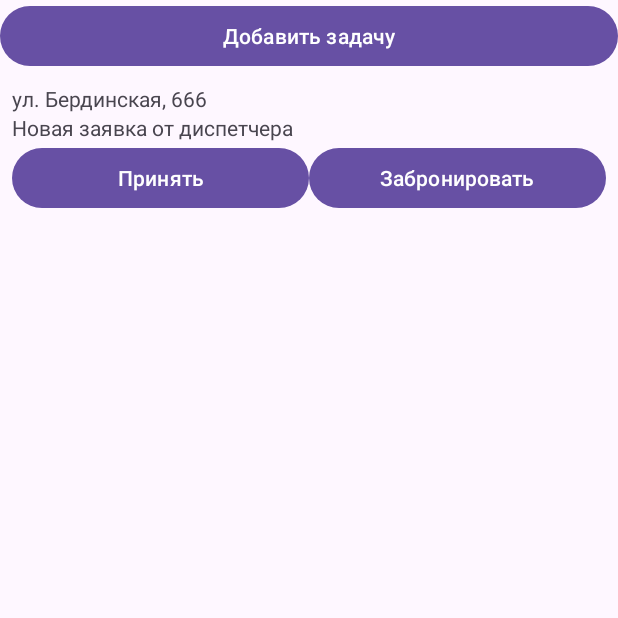
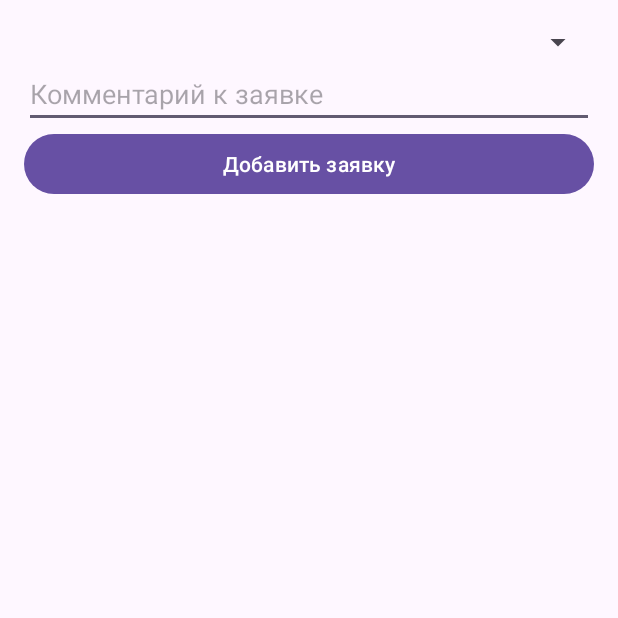
Before and after one commit to iluscho/PerformApp, an Android app: the DispatcherActivity screen opened directly, with no data from a screen before it, after a tap on "Добавить задачу", on a phone screen of 412 x 824 dp, the top half of it. Run offline under Robolectric (Android 15) with nearby library versions, the phone set to English and light mode, and no system bars; our stand-ins replace Firebase (no records; nobody signed in at launch, a user with empty details on screens opened directly).

Commit message:
work prototype

```diff
--- a/app/build.gradle.kts
+++ b/app/build.gradle.kts
@@ -1,5 +1,6 @@
 plugins {
     alias(libs.plugins.android.application)
+    alias(libs.plugins.google.gms.google.services)
 }
 
 android {
@@ -37,6 +38,8 @@ dependencies {
     implementation(libs.material)
     implementation(libs.activity)
     implementation(libs.constraintlayout)
+    implementation(libs.firebase.database)
+    implementation(libs.firebase.firestore)
     testImplementation(libs.junit)
     androidTestImplementation(libs.ext.junit)
     androidTestImplementation(libs.espresso.core)
--- a/app/src/main/AndroidManifest.xml
+++ b/app/src/main/AndroidManifest.xml
@@ -12,6 +12,12 @@
         android:supportsRtl="true"
         android:theme="@style/Theme.PerformApp"
         tools:targetApi="31">
+        <activity
+            android:name=".AddRequestActivity"
+            android:exported="false" />
+        <activity
+            android:name=".ObjectRegistryActivity"
+            android:exported="false" />
         <activity
             android:name=".TaskDetailActivity"
             android:exported="false" />
--- /dev/null
+++ b/app/src/main/java/com/example/performapp/AddRequestActivity.java
@@ -0,0 +1,116 @@
+package com.example.performapp;
+
+import android.os.Bundle;
+import android.view.View;
+import android.widget.ArrayAdapter;
+import android.widget.Button;
+import android.widget.EditText;
+import android.widget.Spinner;
+import android.widget.Toast;
+
+import androidx.annotation.NonNull;
+import androidx.appcompat.app.AppCompatActivity;
+
+import com.google.firebase.database.DataSnapshot;
+import com.google.firebase.database.DatabaseError;
+import com.google.firebase.database.DatabaseReference;
+import com.google.firebase.database.FirebaseDatabase;
+import com.google.firebase.database.ValueEventListener;
+
+import java.text.SimpleDateFormat;
+import java.util.ArrayList;
+import java.util.Date;
+import java.util.List;
+import java.util.Locale;
+
+public class AddRequestActivity extends AppCompatActivity {
+
+    private Spinner spinnerRegistry;
+    private EditText etComment;
+    private Button btnAddRequest;
+    private List<RegistryObject> registryObjectsList = new ArrayList<>();
+    private ArrayAdapter<RegistryObject> spinnerAdapter;
+    private DatabaseReference objectsRef;
+    private DatabaseReference tasksRef;
+
+    @Override
+    protected void onCreate(Bundle savedInstanceState) {
+        super.onCreate(savedInstanceState);
+        setContentView(R.layout.activity_add_request);
+
+        // Инициализация UI-элементов
+        spinnerRegistry = findViewById(R.id.spinnerRegistry);
+        etComment = findViewById(R.id.etComment);
+        btnAddRequest = findViewById(R.id.btnAddRequest);
+
+        // Инициализация ссылок на Realtime Database
+        objectsRef = FirebaseDatabase.getInstance().getReference("objects");
+        tasksRef = FirebaseDatabase.getInstance().getReference("tasks");
+
+        // Настраиваем адаптер для Spinner
+        spinnerAdapter = new ArrayAdapter<>(this, android.R.layout.simple_spinner_item, registryObjectsList);
+        spinnerAdapter.setDropDownViewResource(android.R.layout.simple_spinner_dropdown_item);
+        spinnerRegistry.setAdapter(spinnerAdapter);
+
+        // Загружаем объекты реестра из базы
+        objectsRef.addValueEventListener(new ValueEventListener() {
+            @Override
+            public void onDataChange(@NonNull DataSnapshot snapshot) {
+                registryObjectsList.clear();
+                for (DataSnapshot ds : snapshot.getChildren()) {
+                    RegistryObject obj = ds.getValue(RegistryObject.class);
+                    if (obj != null) {
+                        registryObjectsList.add(obj);
+                    }
+                }
+                spinnerAdapter.notifyDataSetChanged();
+            }
+
+            @Override
+            public void onCancelled(@NonNull DatabaseError error) {
+                Toast.makeText(AddRequestActivity.this, "Ошибка загрузки реестра объектов", Toast.LENGTH_SHORT).show();
+            }
+        });
+
+        // Обработка нажатия на кнопку "Добавить заявку"
+        btnAddRequest.setOnClickListener(new View.OnClickListener() {
+            @Override
+            public void onClick(View v) {
+
+                RegistryObject selectedObject = (RegistryObject) spinnerRegistry.getSelectedItem();
+                if (selectedObject == null) {
+                    Toast.makeText(AddRequestActivity.this, "Выберите объект из реестра", Toast.LENGTH_SHORT).show();
+                    return;
+                }
+
+                String comment = etComment.getText().toString().trim();
+                // Здесь можно добавить валидацию комментария, если требуется
+
+                // Формирование новой заявки (Task) с использованием данных выбранного объекта
+                String taskId = String.valueOf(System.currentTimeMillis());
+
+                String currentDate = new SimpleDateFormat("yyyy-MM-dd", Locale.getDefault()).format(new Date());
+
+                String taskDate = currentDate; // Можно заменить на текущую дату
+                String acceptanceDate = "";
+                String address = selectedObject.getAddress();
+                String organization = selectedObject.getName(); // Или другое поле, если нужно
+
+                Task newTask = new Task(taskId, taskDate, acceptanceDate, address, comment, organization, TaskStatus.PENDING);
+
+                // Сохраняем заявку в базе (узел "tasks")
+                tasksRef.child(taskId).setValue(newTask, new DatabaseReference.CompletionListener() {
+                    @Override
+                    public void onComplete(DatabaseError error, @NonNull DatabaseReference ref) {
+                        if (error != null) {
+                            Toast.makeText(AddRequestActivity.this, "Ошибка добавления заявки", Toast.LENGTH_SHORT).show();
+                        } else {
+                            Toast.makeText(AddRequestActivity.this, "Заявка успешно добавлена", Toast.LENGTH_SHORT).show();
+                            finish(); // Закрываем активность после успешного добавления
+                        }
+                    }
+                });
+            }
+        });
+    }
+}
--- a/app/src/main/java/com/example/performapp/DispatcherActivity.java
+++ b/app/src/main/java/com/example/performapp/DispatcherActivity.java
@@ -1,12 +1,21 @@
 package com.example.performapp;
 
+import android.content.Intent;
 import android.os.Bundle;
+import android.util.Log;
 import android.view.View;
 import android.widget.Button;
 
+import androidx.annotation.NonNull;
 import androidx.appcompat.app.AppCompatActivity;
 import androidx.recyclerview.widget.LinearLayoutManager;
 import androidx.recyclerview.widget.RecyclerView;
+
+import com.google.firebase.database.DataSnapshot;
+import com.google.firebase.database.DatabaseError;
+import com.google.firebase.database.DatabaseReference;
+import com.google.firebase.database.FirebaseDatabase;
+import com.google.firebase.database.ValueEventListener;
 
 import java.util.ArrayList;
 import java.util.List;
@@ -15,6 +24,7 @@ public class DispatcherActivity extends AppCompatActivity {
     private RecyclerView recyclerView;
     private TaskAdapter taskAdapter;
     private List<Task> taskList = new ArrayList<>();
+    private static final String TAG = "DispatcherActivity";
 
     @Override
     protected void onCreate(Bundle savedInstanceState) {
@@ -26,26 +36,49 @@ public class DispatcherActivity extends AppCompatActivity {
         taskAdapter = new TaskAdapter(taskList, null);
         recyclerView.setAdapter(taskAdapter);
 
+        // Получаем экземпляр Realtime Database
+        final FirebaseDatabase database = FirebaseDatabase.getInstance();
+        // Ссылка на узел "tasks"
+        final DatabaseReference tasksRef = database.getReference("tasks");
+
+        // Слушатель изменений в узле "tasks"
+        tasksRef.addValueEventListener(new ValueEventListener() {
+            @Override
+            public void onDataChange(@NonNull DataSnapshot dataSnapshot) {
+                taskList.clear();
+                for (DataSnapshot snapshot : dataSnapshot.getChildren()) {
+                    // Преобразуем данные в объект Task
+                    Task task = snapshot.getValue(Task.class);
+                    if (task != null) {
+                        taskList.add(task);
+                    }
+                }
+                taskAdapter.notifyDataSetChanged();
+            }
+
+            @Override
+            public void onCancelled(@NonNull DatabaseError databaseError) {
+                Log.w(TAG, "Ошибка при прослушивании tasks", databaseError.toException());
+            }
+        });
+
+        // Кнопка перехода в активность "Реестр объектов"
+        Button btnObjectRegistry = findViewById(R.id.btnObjectRegistry);
+        btnObjectRegistry.setOnClickListener(new View.OnClickListener() {
+            @Override
+            public void onClick(View v) {
+                startActivity(new Intent(DispatcherActivity.this, ObjectRegistryActivity.class));
+            }
+        });
+
+        // Кнопка открытия активности для добавления заявки
         Button btnAddTask = findViewById(R.id.btnAddTask);
         btnAddTask.setOnClickListener(new View.OnClickListener() {
             @Override
             public void onClick(View v) {
-                // Для примера добавляем тестовую задачу
-                Task newTask = new Task(
-                        String.valueOf(System.currentTimeMillis()),
-                        "2025-02-21",
-                        "",
-                        "ул. Бердинская, 666",
-                        "Новая заявка от диспетчера",
-                        "Организация Оренбург",
-                        TaskStatus.PENDING
-                );
-                taskList.add(newTask);
-                taskAdapter.notifyDataSetChanged();
-                // TODO: Отправить задачу на сервер и уведомить работника
+                // Запускаем активность для добавления новой заявки
+                startActivity(new Intent(DispatcherActivity.this, AddRequestActivity.class));
             }
         });
-
-        // TODO: Загрузка списка задач (все задачи, задачи по работникам)
     }
 }
--- /dev/null
+++ b/app/src/main/res/layout/activity_add_request.xml
@@ -0,0 +1,30 @@
+<?xml version="1.0" encoding="utf-8"?>
+<LinearLayout
+    xmlns:android="http://schemas.android.com/apk/res/android"
+    android:layout_width="match_parent"
+    android:layout_height="match_parent"
+    android:orientation="vertical"
+    android:padding="16dp"
+    android:fitsSystemWindows="true">
+
+    <!-- Выбор объекта из реестра -->
+    <Spinner
+        android:id="@+id/spinnerRegistry"
+        android:layout_width="match_parent"
+        android:layout_height="wrap_content" />
+
+    <!-- Поле для ввода комментария к заявке -->
+    <EditText
+        android:id="@+id/etComment"
+        android:layout_width="match_parent"
+        android:layout_height="wrap_content"
+        android:hint="Комментарий к заявке" />
+
+    <!-- Кнопка добавления заявки -->
+    <Button
+        android:id="@+id/btnAddRequest"
+        android:layout_width="match_parent"
+        android:layout_height="wrap_content"
+        android:text="Добавить заявку" />
+
+</LinearLayout>
--- a/app/src/main/res/layout/activity_main.xml
+++ b/app/src/main/res/layout/activity_main.xml
@@ -4,7 +4,8 @@
     android:layout_width="match_parent"
     android:layout_height="match_parent"
     android:orientation="vertical"
-    android:gravity="center">
+    android:gravity="center"
+    android:fitsSystemWindows="true">
 
     <Button
         android:id="@+id/btnDispatcher"
--- a/app/src/main/res/layout/activity_task_detail.xml
+++ b/app/src/main/res/layout/activity_task_detail.xml
@@ -4,7 +4,8 @@
     android:layout_width="match_parent"
     android:layout_height="match_parent"
     android:orientation="vertical"
-    android:padding="16dp">
+    android:padding="16dp"
+    android:fitsSystemWindows="true">
 
     <TextView
         android:id="@+id/tvTaskDate"
--- a/app/src/main/res/layout/activity_worker.xml
+++ b/app/src/main/res/layout/activity_worker.xml
@@ -3,7 +3,8 @@
     xmlns:android="http://schemas.android.com/apk/res/android"
     android:layout_width="match_parent"
     android:layout_height="match_parent"
-    android:orientation="vertical">
+    android:orientation="vertical"
+    android:fitsSystemWindows="true">
 
     <androidx.recyclerview.widget.RecyclerView
         android:id="@+id/recyclerViewWorkerTasks"
--- a/build.gradle.kts
+++ b/build.gradle.kts
@@ -1,4 +1,5 @@
 // Top-level build file where you can add configuration options common to all sub-projects/modules.
 plugins {
     alias(libs.plugins.android.application) apply false
+    alias(libs.plugins.google.gms.google.services) apply false
 }
--- a/gradle/libs.versions.toml
+++ b/gradle/libs.versions.toml
@@ -7,6 +7,9 @@ appcompat = "1.7.0"
 material = "1.12.0"
 activity = "1.10.0"
 constraintlayout = "2.2.0"
+googleGmsGoogleServices = "4.4.2"
+firebaseDatabase = "21.0.0"
+firebaseFirestore = "25.1.2"
 
 [libraries]
 junit = { group = "junit", name = "junit", version.ref = "junit" }
@@ -16,6 +19,9 @@ appcompat = { group = "androidx.appcompat", name = "appcompat", version.ref = "a
 material = { group = "com.google.android.material", name = "material", version.ref = "material" }
 activity = { group = "androidx.activity", name = "activity", version.ref = "activity" }
 constraintlayout = { group = "androidx.constraintlayout", name = "constraintlayout", version.ref = "constraintlayout" }
+firebase-database = { group = "com.google.firebase", name = "firebase-database", version.ref = "firebaseDatabase" }
+firebase-firestore = { group = "com.google.firebase", name = "firebase-firestore", version.ref = "firebaseFirestore" }
 
 [plugins]
 android-application = { id = "com.android.application", version.ref = "agp" }
+google-gms-google-services = { id = "com.google.gms.google-services", version.ref = "googleGmsGoogleServices" }
```
Also changed, not shown: app/src/main/java/com/example/performapp/ObjectRegistryActivity.java (added, +90 -0 lines), app/src/main/java/com/example/performapp/RegistryObject.java (added, +53 -0 lines), app/src/main/java/com/example/performapp/Task.java (+60 -11 lines), app/src/main/java/com/example/performapp/TaskDetailActivity.java (+12 -6 lines), app/src/main/java/com/example/performapp/WorkerActivity.java (+61 -18 lines), app/src/main/res/layout/activity_dispatcher.xml (+11 -3 lines), app/src/main/res/layout/activity_object_registry.xml (added, +33 -0 lines), 1 other file.
